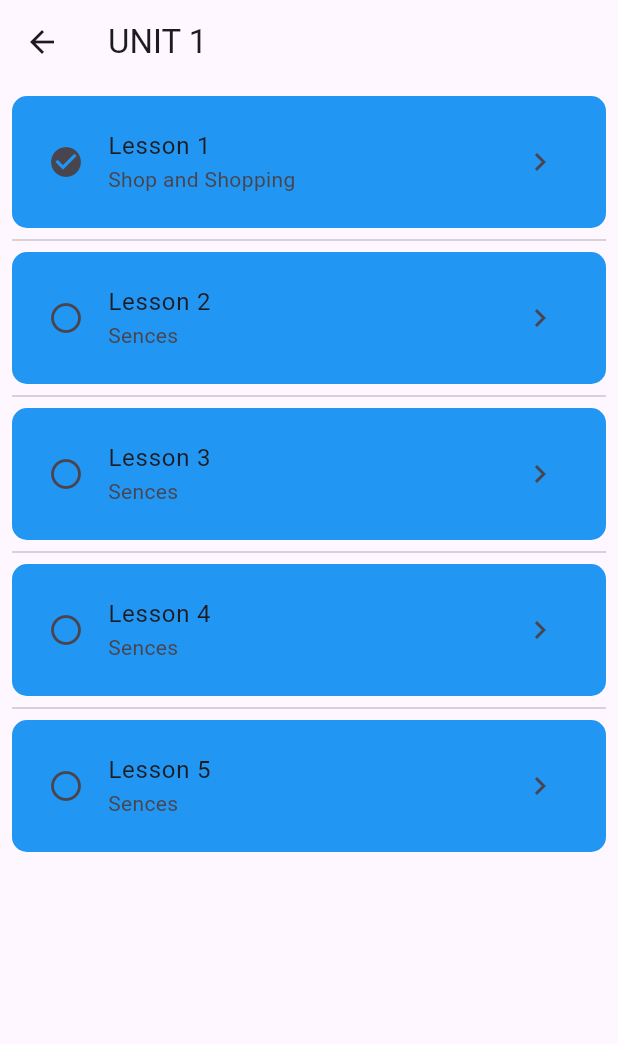
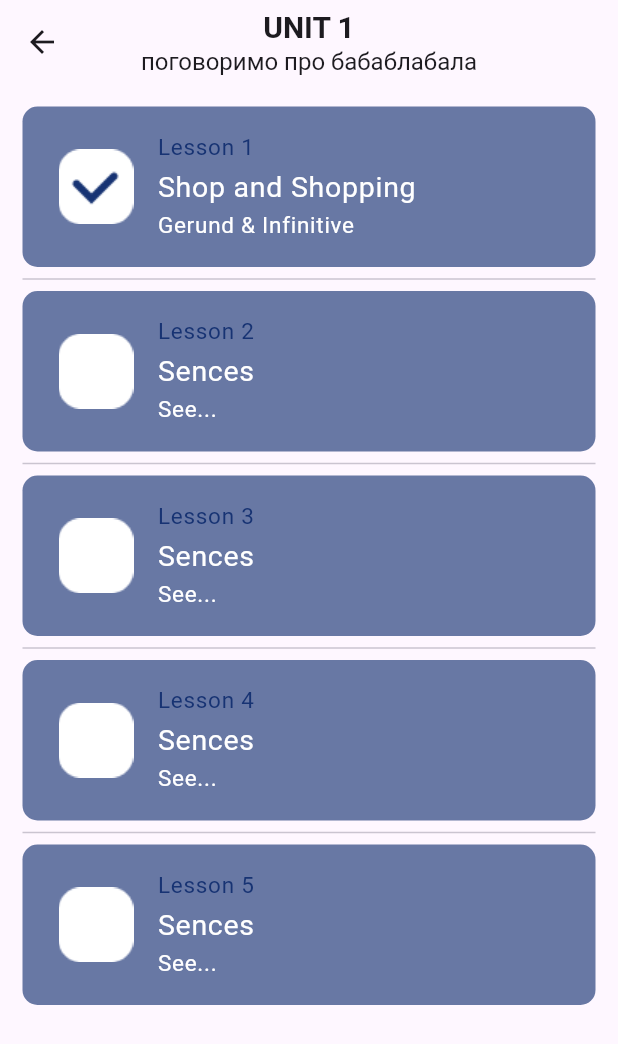
Before and after one commit to dkim-ua/English_hackathon, a Flutter app: the HomePage screen opened directly, on a phone screen of 412 x 824 dp. Shown: the top 1044 px of the screen. Run offline on Flutter 3.47's test engine with Material 3 defaults, Android fonts, the phone set to English and light mode, and no system bars; our stand-ins replace auto_route, carousel_slider, fl_chart, flutter_chat_types, flutter_chat_ui, syncfusion_flutter_charts; accounts and stored records are empty.

Commit message:
Designed HomePage

```diff
--- a/lib/pages/general/home_page.dart
+++ b/lib/pages/general/home_page.dart
@@ -13,43 +13,70 @@ class _HomePageState extends State<HomePage> {
   Widget build(BuildContext context) {
     return Scaffold(
       appBar: AppBar(
-        title: Text('UNIT 1'),
+        centerTitle: true,
+        title: const Column(
+        children: [
+          Text(
+            'UNIT 1',
+              style: TextStyle(
+              fontSize: 20,
+              fontWeight: FontWeight.bold,
       ),
-      body: _LessonList(),
+        ),
+          Text(
+            'поговоримо про бабаблабала',
+            style: TextStyle(
+              fontSize: 16,
+            ),
+          ),
+        ],
+      ),
+    ),
+        body: _LessonList(),
     );
   }
 }
 
 class _LessonList extends StatelessWidget {
-  final List<String> lessons = [
-    'Shop and Shopping',
-    'Sences',
-    'Sences',
-    'Sences',
-    'Sences',
+  final List<Lesson> lessons = [
+    Lesson(title: 'Lesson 1', subtitle: 'Shop and Shopping', bottomTitle: 'Gerund & Infinitive', isCompleted: true),
+    Lesson(title: 'Lesson 2', subtitle: 'Sences', bottomTitle: 'See...'),
+    Lesson(title: 'Lesson 3', subtitle: 'Sences', bottomTitle: 'See...'),
+    Lesson(title: 'Lesson 4', subtitle: 'Sences', bottomTitle: 'See...'),
+    Lesson(title: 'Lesson 5', subtitle: 'Sences', bottomTitle: 'See...'),
   ];
 
   @override
   Widget build(BuildContext context) {
     return ListView.separated(
-      padding: const EdgeInsets.all(8),
+      padding: const EdgeInsets.all(15),
       itemCount: lessons.length,
       itemBuilder: (BuildContext context, int index) {
-        return LessonTile(lesson: lessons[index], index: index);
+        return LessonTile(lesson: lessons[index]);
       },
       separatorBuilder: (BuildContext context, int index) => const Divider(),
     );
   }
 }
+class Lesson {
+  final String title;
+  final String subtitle;
+  final String bottomTitle;
+  final bool isCompleted;
 
+  Lesson({
+    required this.title,
+    required this.subtitle,
+    required this.bottomTitle,
+    this.isCompleted = false,
+  });
+}
 class LessonTile extends StatelessWidget {
-  final String lesson;
-  final int index;
+  final Lesson lesson;
 
   const LessonTile({
     Key? key,
     required this.lesson,
-    required this.index,
   }) : super(key: key);
 
   @override
@@ -57,14 +84,37 @@ class LessonTile extends StatelessWidget {
     return Container(
       padding: EdgeInsets.all(8),
       decoration: BoxDecoration(
-        color: Colors.blue,
+        color: const Color(0xff183473).withOpacity(0.65),
         borderRadius: BorderRadius.circular(10),
       ),
       child: ListTile(
-        leading: Icon(index == 0 ? Icons.check_circle : Icons.radio_button_unchecked),
-        title: Text('Lesson ${index + 1}'),
-        subtitle: Text(lesson),
-        trailing: Icon(Icons.chevron_right),
+        leading: (lesson.isCompleted ? iconChecked : iconUnchecked),
+        title: Column(
+          crossAxisAlignment: CrossAxisAlignment.start,
+          children: [
+            Text(
+              lesson.title,
+              style: TextStyle(
+                fontSize: 15.0,
+                color: lessons_color,
+              ),
+            ),
+            Text(
+              lesson.subtitle,
+              style: TextStyle(
+                fontSize: 19.0,
+                color: Colors.white,
+              ),
+            ),
+            Text(
+              lesson.bottomTitle,
+              style: TextStyle(
+                fontSize: 15.0,
+                color: Colors.white,
+              ),
+            ),
+          ],
+        ),
         onTap: () {
           // Navigate to lesson details or perform an action
         },
--- a/lib/theme/main_theme.dart
+++ b/lib/theme/main_theme.dart
@@ -3,3 +3,6 @@ import 'package:flutter/material.dart';
 var mainColor = const Color(0xff173373).withOpacity(0.65);
 var backgroundColor = Colors.white;
 var helpColor = const Color(0xff173373).withOpacity(0.30);
+var lessons_color = const Color(0xff173373);
+var iconChecked = Image.asset('lib/images/checked.png');
+var iconUnchecked = Image.asset('lib/images/unchecked.png');
--- a/pubspec.yaml
+++ b/pubspec.yaml
@@ -82,6 +82,8 @@ flutter:
     - lib/images/slide3.png
     - lib/images/vector1.png
     - lib/images/vector2.png
+    - lib/images/checked.png
+    - lib/images/unchecked.png
 
   # An image asset can refer to one or more resolution-specific "variants", see
   # https://flutter.dev/assets-and-images/#resolution-aware
```
Also changed, not shown: lib/images/checked.png (added), lib/images/unchecked.png (added).
